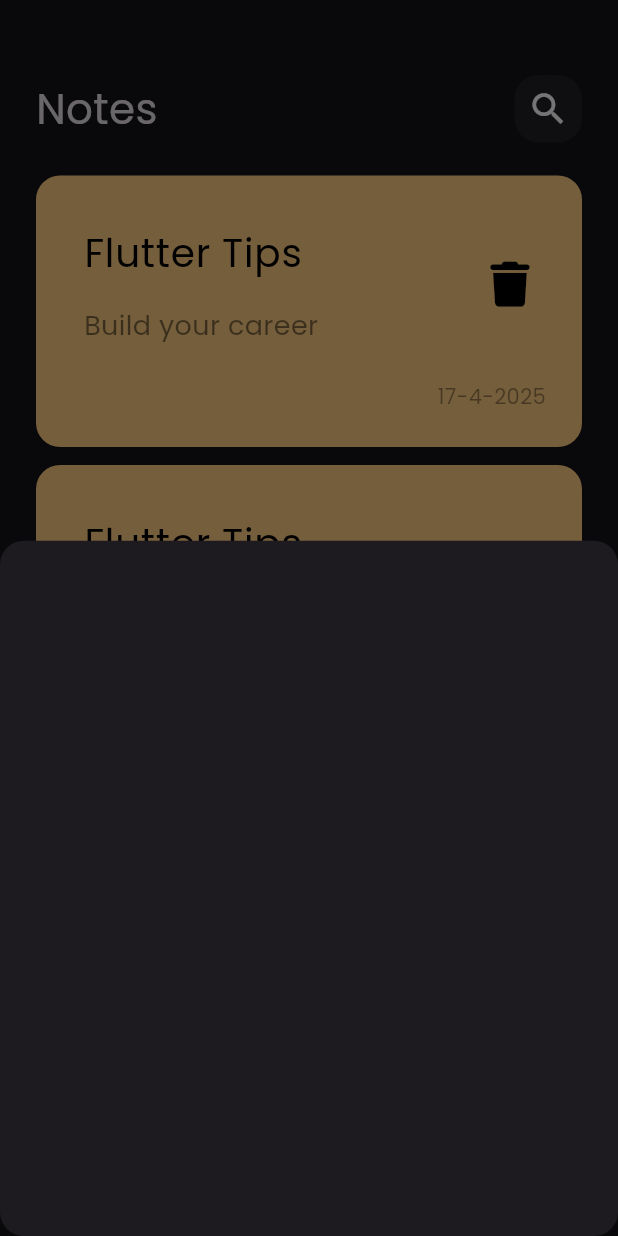
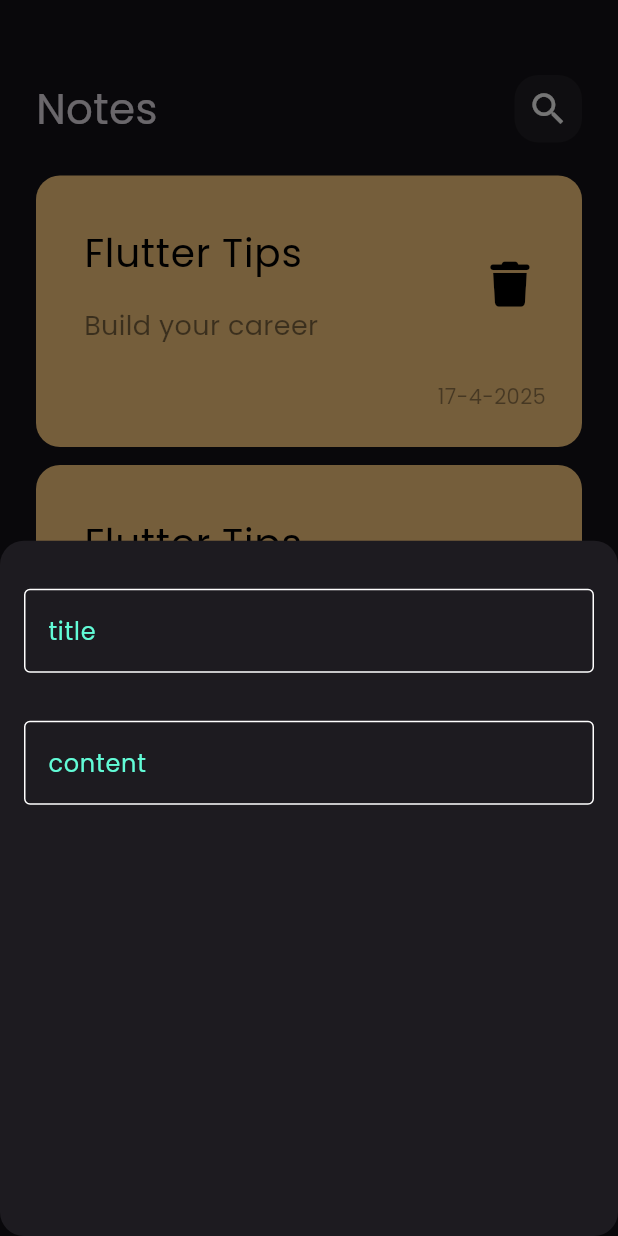
Before and after one commit to MahmoudElimy/note-app, a Flutter app: the screen it shows after launch, after a tap on the "add" icon, on a phone screen of 412 x 824 dp. Run offline on Flutter 3.47's test engine with Material 3 defaults, Android fonts, the phone set to English and light mode, and no system bars; our stand-ins replace font_awesome_flutter.

Commit message:
create custom text form field

```diff
--- /dev/null
+++ b/lib/constats.dart
@@ -0,0 +1,3 @@
+import 'dart:ui';
+
+const kPrimaryColor =  Color(0xff62FCD7);
--- a/lib/views/widgets/add_note_bottom_sheet.dart
+++ b/lib/views/widgets/add_note_bottom_sheet.dart
@@ -1,10 +1,21 @@
 import 'package:flutter/material.dart';
+import 'package:noote_app/views/widgets/custom_text_field.dart';
 
 class AddNoteModalBottomSheet extends StatelessWidget {
   const AddNoteModalBottomSheet({super.key});
 
   @override
   Widget build(BuildContext context) {
-    return Container();
+    return Padding(
+      padding: const EdgeInsets.symmetric(horizontal: 16),
+      child: Column(
+        children: [
+          SizedBox(height: 32),
+          CustomFormTextField(hintText: 'title'),
+          SizedBox(height: 32),
+          CustomFormTextField(hintText: 'content'),
+        ],
+      ),
+    );
   }
 }
--- /dev/null
+++ b/lib/views/widgets/custom_text_field.dart
@@ -0,0 +1,40 @@
+import 'package:flutter/material.dart';
+import 'package:noote_app/constats.dart';
+
+class CustomFormTextField extends StatelessWidget {
+  final String? hintText;
+
+  CustomFormTextField({
+    super.key,
+    this.onChange,
+    this.hintText,
+    this.obscureText = false,
+  });
+  Function(String)? onChange;
+  bool obscureText;
+  @override
+  Widget build(BuildContext context) {
+    return TextFormField(
+      cursorColor: kPrimaryColor,
+      obscureText: obscureText,
+      validator: (data) {
+        if (data!.isEmpty) {
+          return 'Field is required';
+        }
+        return null;
+      },
+      onChanged: onChange ?? (data) {},
+      decoration: InputDecoration(
+        hintStyle: TextStyle(color: kPrimaryColor),
+        hintText: hintText,
+        enabledBorder: OutlineInputBorder(
+          borderSide: BorderSide(color: Colors.white),
+        ),
+        border: OutlineInputBorder(borderSide: BorderSide(color: Colors.white)),
+        focusedBorder: OutlineInputBorder(
+          borderSide: BorderSide(color: kPrimaryColor),
+        ),
+      ),
+    );
+  }
+}
```
